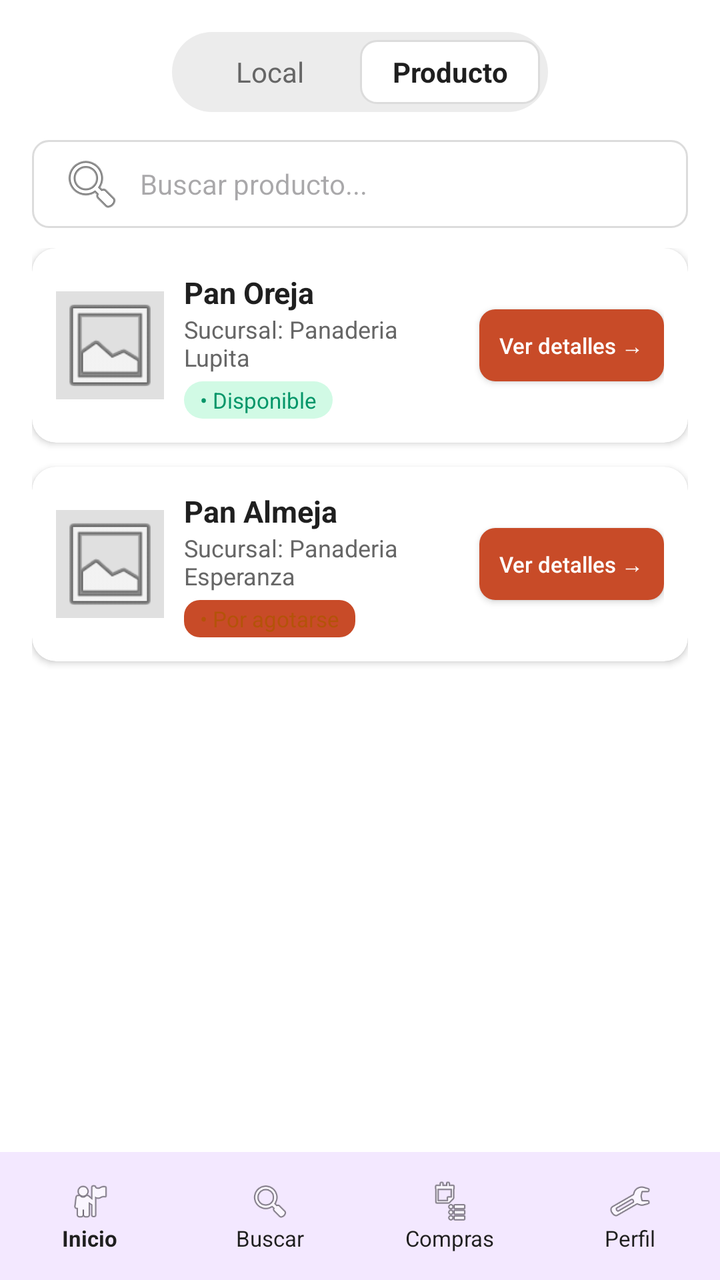
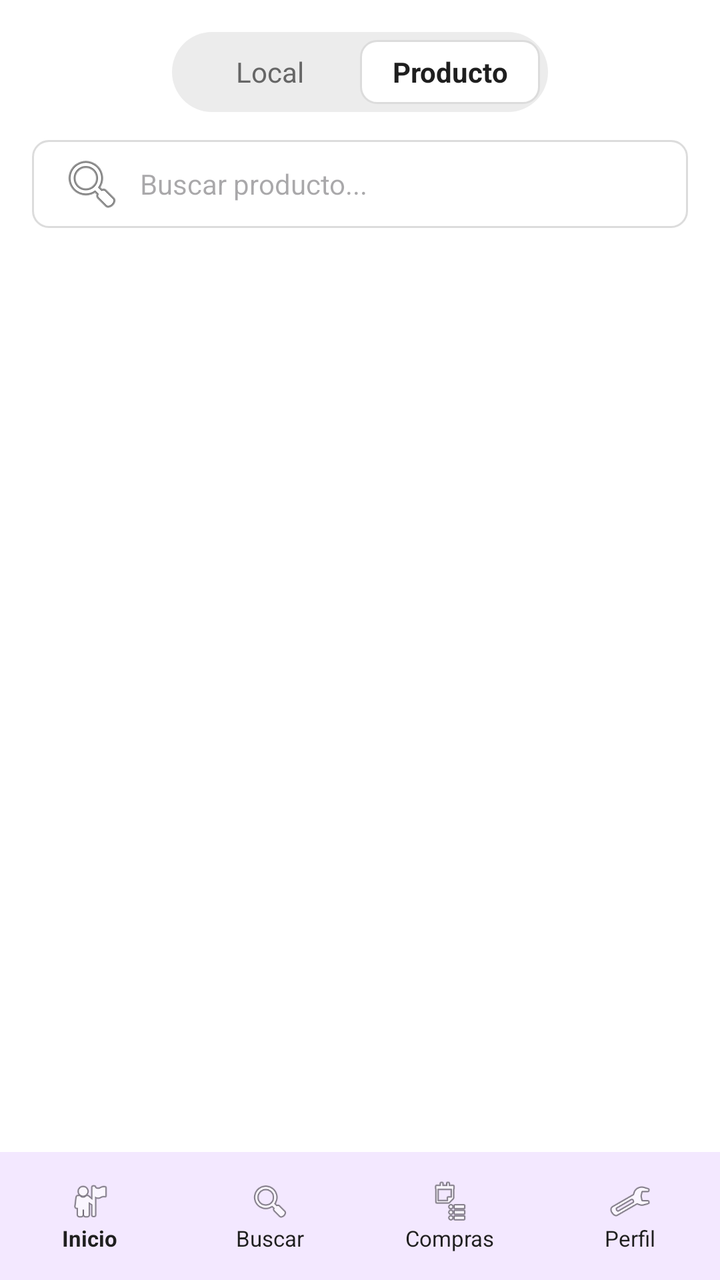

The first picture is an Android layout as it rendered before a commit; the second is the same layout after the commit. The layout source and the unified diff follow.
<!-- AndroidManifest.xml: application theme Theme.Material3.DayNight.NoActionBar -->
<!-- res/layout/activity_main4.xml -->
<?xml version="1.0" encoding="utf-8"?>
<androidx.constraintlayout.widget.ConstraintLayout xmlns:android="http://schemas.android.com/apk/res/android"
    xmlns:app="http://schemas.android.com/apk/res-auto"
    android:layout_width="match_parent"
    android:layout_height="match_parent"
    android:background="@color/blanco">

    <LinearLayout
        android:id="@+id/toggleContainer"
        android:layout_width="wrap_content"
        android:layout_height="40dp"
        android:layout_marginTop="16dp"
        android:background="@drawable/bg_buscador"
        android:orientation="horizontal"
        android:padding="4dp"
        app:layout_constraintEnd_toEndOf="parent"
        app:layout_constraintStart_toStartOf="parent"
        app:layout_constraintTop_toTopOf="parent">

        <TextView
            android:id="@+id/tabLocal"
            android:layout_width="90dp"
            android:layout_height="match_parent"
            android:gravity="center"
            android:text="Local"
            android:textColor="@color/texto_secundario" />

        <TextView
            android:id="@+id/tabProducto"
            android:layout_width="90dp"
            android:layout_height="match_parent"
            android:background="@drawable/bg_input"
            android:gravity="center"
            android:text="Producto"
            android:textColor="@color/texto_oscuro"
            android:textStyle="bold" />
    </LinearLayout>

    <EditText
        android:id="@+id/etBuscarProducto"
        android:layout_width="0dp"
        android:layout_height="44dp"
        android:layout_marginHorizontal="16dp"
        android:layout_marginTop="14dp"
        android:background="@drawable/bg_input"
        android:drawableStart="@android:drawable/ic_menu_search"
        android:drawablePadding="8dp"
        android:hint="Buscar producto..."
        android:paddingHorizontal="14dp"
        android:textSize="14sp"
        app:layout_constraintEnd_toEndOf="parent"
        app:layout_constraintStart_toStartOf="parent"
        app:layout_constraintTop_toBottomOf="@id/toggleContainer" />

    <ScrollView
        android:layout_width="match_parent"
        android:layout_height="0dp"
        android:layout_marginTop="10dp"
        android:paddingHorizontal="16dp"
        app:layout_constraintBottom_toTopOf="@id/bottomNav"
        app:layout_constraintTop_toBottomOf="@id/etBuscarProducto">

        <LinearLayout
            android:layout_width="match_parent"
            android:layout_height="wrap_content"
            android:orientation="vertical">

            
            <androidx.cardview.widget.CardView
                android:layout_width="match_parent"
                android:layout_height="wrap_content"
                android:layout_marginBottom="12dp"
                app:cardCornerRadius="12dp"
                app:cardElevation="2dp">

                <LinearLayout
                    android:layout_width="match_parent"
                    android:layout_height="wrap_content"
                    android:gravity="center_vertical"
                    android:orientation="horizontal"
                    android:padding="12dp">

                    <ImageView
                        android:layout_width="54dp"
                        android:layout_height="54dp"
                        android:background="@color/gris_placeholder"
                        android:src="@android:drawable/ic_menu_gallery" />

                    <LinearLayout
                        android:layout_width="0dp"
                        android:layout_height="wrap_content"
                        android:layout_marginHorizontal="10dp"
                        android:layout_weight="1"
                        android:orientation="vertical">

                        <TextView
                            android:layout_width="wrap_content"
                            android:layout_height="wrap_content"
                            android:text="Pan Oreja"
                            android:textColor="@color/texto_oscuro"
                            android:textSize="15sp"
                            android:textStyle="bold" />

                        <TextView
                            android:layout_width="wrap_content"
                            android:layout_height="wrap_content"
                            android:text="Sucursal: Panaderia Lupita"
                            android:textColor="@color/texto_secundario"
                            android:textSize="12sp" />

                        <TextView
                            android:layout_width="wrap_content"
                            android:layout_height="wrap_content"
                            android:layout_marginTop="4dp"
                            android:background="@drawable/bg_badge_verde"
                            android:paddingHorizontal="8dp"
                            android:paddingVertical="2dp"
                            android:text="• Disponible"
                            android:textColor="@color/verde_texto"
                            android:textSize="11sp" />
                    </LinearLayout>

                    <androidx.appcompat.widget.AppCompatButton
                        android:layout_width="wrap_content"
                        android:layout_height="36dp"
                        android:background="@drawable/bg_boton_naranja"
                        android:paddingHorizontal="10dp"
                        android:text="Ver detalles →"
                        android:textAllCaps="false"
                        android:textColor="@color/blanco"
                        android:textSize="11sp" />
                </LinearLayout>
            </androidx.cardview.widget.CardView>

            
            <androidx.cardview.widget.CardView
                android:layout_width="match_parent"
                android:layout_height="wrap_content"
                android:layout_marginBottom="12dp"
                app:cardCornerRadius="12dp"
                app:cardElevation="2dp">

                <LinearLayout
                    android:layout_width="match_parent"
                    android:layout_height="wrap_content"
                    android:gravity="center_vertical"
                    android:orientation="horizontal"
                    android:padding="12dp">

                    <ImageView
                        android:layout_width="54dp"
                        android:layout_height="54dp"
                        android:background="@color/gris_placeholder"
                        android:src="@android:drawable/ic_menu_gallery" />

                    <LinearLayout
                        android:layout_width="0dp"
                        android:layout_height="wrap_content"
                        android:layout_marginHorizontal="10dp"
                        android:layout_weight="1"
                        android:orientation="vertical">

                        <TextView
                            android:layout_width="wrap_content"
                            android:layout_height="wrap_content"
                            android:text="Pan Almeja"
                            android:textColor="@color/texto_oscuro"
                            android:textSize="15sp"
                            android:textStyle="bold" />

                        <TextView
                            android:layout_width="wrap_content"
                            android:layout_height="wrap_content"
                            android:text="Sucursal: Panaderia Esperanza"
                            android:textColor="@color/texto_secundario"
                            android:textSize="12sp" />

                        <TextView
                            android:layout_width="wrap_content"
                            android:layout_height="wrap_content"
                            android:layout_marginTop="4dp"
                            android:background="@drawable/bg_boton_naranja"
                            android:paddingHorizontal="8dp"
                            android:paddingVertical="2dp"
                            android:text="• Por agotarse"
                            android:textColor="@color/amarillo_texto"
                            android:textSize="11sp" />
                    </LinearLayout>

                    <androidx.appcompat.widget.AppCompatButton
                        android:layout_width="wrap_content"
                        android:layout_height="36dp"
                        android:background="@drawable/bg_boton_naranja"
                        android:paddingHorizontal="10dp"
                        android:text="Ver detalles →"
                        android:textAllCaps="false"
                        android:textColor="@color/blanco"
                        android:textSize="11sp" />
                </LinearLayout>
            </androidx.cardview.widget.CardView>

        </LinearLayout>
    </ScrollView>

    <include
        android:id="@+id/bottomNav"
        layout="@layout/layout_bottom_nav"
        android:layout_width="match_parent"
        android:layout_height="64dp"
        app:layout_constraintBottom_toBottomOf="parent" />

</androidx.constraintlayout.widget.ConstraintLayout>
<!-- res/layout/layout_bottom_nav.xml (included above) -->
<?xml version="1.0" encoding="utf-8"?>
<LinearLayout xmlns:android="http://schemas.android.com/apk/res/android"
    android:layout_width="match_parent"
    android:layout_height="64dp"
    android:background="@color/lila_nav"
    android:gravity="center"
    android:orientation="horizontal"
    android:weightSum="4">

    <LinearLayout
        android:id="@+id/navInicio"
        android:layout_width="0dp"
        android:layout_height="match_parent"
        android:layout_weight="1"
        android:gravity="center"
        android:orientation="vertical">
        <ImageView
            android:layout_width="22dp"
            android:layout_height="22dp"
            android:src="@android:drawable/ic_menu_myplaces" />
        <TextView
            android:layout_width="wrap_content"
            android:layout_height="wrap_content"
            android:text="Inicio"
            android:textColor="@color/texto_oscuro"
            android:textSize="11sp"
            android:textStyle="bold" />
    </LinearLayout>

    <LinearLayout
        android:id="@+id/navBuscar"
        android:layout_width="0dp"
        android:layout_height="match_parent"
        android:layout_weight="1"
        android:gravity="center"
        android:orientation="vertical">
        <ImageView
            android:layout_width="22dp"
            android:layout_height="22dp"
            android:src="@android:drawable/ic_menu_search" />
        <TextView
            android:layout_width="wrap_content"
            android:layout_height="wrap_content"
            android:text="Buscar"
            android:textColor="@color/texto_oscuro"
            android:textSize="11sp" />
    </LinearLayout>

    <LinearLayout
        android:id="@+id/navCompras"
        android:layout_width="0dp"
        android:layout_height="match_parent"
        android:layout_weight="1"
        android:gravity="center"
        android:orientation="vertical">
        <ImageView
            android:layout_width="22dp"
            android:layout_height="22dp"
            android:src="@android:drawable/ic_menu_agenda" />
        <TextView
            android:layout_width="wrap_content"
            android:layout_height="wrap_content"
            android:text="Compras"
            android:textColor="@color/texto_oscuro"
            android:textSize="11sp" />
    </LinearLayout>

    <LinearLayout
        android:id="@+id/navPerfil"
        android:layout_width="0dp"
        android:layout_height="match_parent"
        android:layout_weight="1"
        android:gravity="center"
        android:orientation="vertical">
        <ImageView
            android:layout_width="22dp"
            android:layout_height="22dp"
            android:src="@android:drawable/ic_menu_manage" />
        <TextView
            android:layout_width="wrap_content"
            android:layout_height="wrap_content"
            android:text="Perfil"
            android:textColor="@color/texto_oscuro"
            android:textSize="11sp" />
    </LinearLayout>
</LinearLayout>
<!-- resources referenced by this layout -->
<resources>
  <color name="amarillo_texto">#B45309</color>
  <color name="blanco">#FFFFFF</color>
  <color name="gris_placeholder">#E0E0E0</color>
  <color name="lila_nav">#F3E8FF</color>
  <color name="texto_oscuro">#1F1F1F</color>
  <color name="texto_secundario">#666666</color>
  <color name="verde_texto">#059669</color>
  <!-- drawable bg_badge_verde (drawable) -->
  <shape xmlns:android="http://schemas.android.com/apk/res/android">
      <solid android:color="@color/verde_fondo"/>
      <corners android:radius="12dp"/>
  </shape>
  <!-- drawable bg_boton_naranja (drawable) -->
  <shape xmlns:android="http://schemas.android.com/apk/res/android">
      <solid android:color="@color/naranja_primario"/>
      <corners android:radius="8dp"/>
  </shape>
  <!-- drawable bg_buscador (drawable) -->
  <shape xmlns:android="http://schemas.android.com/apk/res/android">
      <solid android:color="@color/gris_fondo"/>
      <corners android:radius="24dp"/>
  </shape>
  <!-- drawable bg_input (drawable) -->
  <shape xmlns:android="http://schemas.android.com/apk/res/android">
      <solid android:color="@color/blanco"/>
      <stroke android:width="1dp" android:color="@color/gris_borde"/>
      <corners android:radius="8dp"/>
  </shape>
  <color name="verde_fondo">#D1FAE5</color>
  <color name="naranja_primario">#C84B28</color>
  <color name="gris_fondo">#ECECEC</color>
  <color name="gris_borde">#DCDCDC</color>
</resources>

<!-- the commit's change to res/layout/activity_main4.xml (unified diff, before → after) -->
@@ -52,155 +52,30 @@
         app:layout_constraintStart_toStartOf="parent"
         app:layout_constraintTop_toBottomOf="@id/toggleContainer" />
 
-    <ScrollView
+    <androidx.recyclerview.widget.RecyclerView
+        android:id="@+id/rvProductos"
         android:layout_width="match_parent"
         android:layout_height="0dp"
         android:layout_marginTop="10dp"
+        android:clipToPadding="false"
         android:paddingHorizontal="16dp"
+        android:paddingBottom="12dp"
         app:layout_constraintBottom_toTopOf="@id/bottomNav"
-        app:layout_constraintTop_toBottomOf="@id/etBuscarProducto">
+        app:layout_constraintTop_toBottomOf="@id/etBuscarProducto" />
 
-        <LinearLayout
-            android:layout_width="match_parent"
-            android:layout_height="wrap_content"
-            android:orientation="vertical">
-
-            
-            <androidx.cardview.widget.CardView
-                android:layout_width="match_parent"
-                android:layout_height="wrap_content"
-                android:layout_marginBottom="12dp"
-                app:cardCornerRadius="12dp"
-                app:cardElevation="2dp">
-
-                <LinearLayout
-                    android:layout_width="match_parent"
-                    android:layout_height="wrap_content"
-                    android:gravity="center_vertical"
-                    android:orientation="horizontal"
-                    android:padding="12dp">
-
-                    <ImageView
-                        android:layout_width="54dp"
-                        android:layout_height="54dp"
-                        android:background="@color/gris_placeholder"
-                        android:src="@android:drawable/ic_menu_gallery" />
-
-                    <LinearLayout
-                        android:layout_width="0dp"
-                        android:layout_height="wrap_content"
-                        android:layout_marginHorizontal="10dp"
-                        android:layout_weight="1"
-                        android:orientation="vertical">
-
-                        <TextView
-                            android:layout_width="wrap_content"
-                            android:layout_height="wrap_content"
-                            android:text="Pan Oreja"
-                            android:textColor="@color/texto_oscuro"
-                            android:textSize="15sp"
-                            android:textStyle="bold" />
-
-                        <TextView
-                            android:layout_width="wrap_content"
-                            android:layout_height="wrap_content"
-                            android:text="Sucursal: Panaderia Lupita"
-                            android:textColor="@color/texto_secundario"
-                            android:textSize="12sp" />
-
-                        <TextView
-                            android:layout_width="wrap_content"
-                            android:layout_height="wrap_content"
-                            android:layout_marginTop="4dp"
-                            android:background="@drawable/bg_badge_verde"
-                            android:paddingHorizontal="8dp"
-                            android:paddingVertical="2dp"
-                            android:text="• Disponible"
-                            android:textColor="@color/verde_texto"
-                            android:textSize="11sp" />
-                    </LinearLayout>
-
-                    <androidx.appcompat.widget.AppCompatButton
-                        android:layout_width="wrap_content"
-                        android:layout_height="36dp"
-                        android:background="@drawable/bg_boton_naranja"
-                        android:paddingHorizontal="10dp"
-                        android:text="Ver detalles →"
-                        android:textAllCaps="false"
-                        android:textColor="@color/blanco"
-                        android:textSize="11sp" />
-                </LinearLayout>
-            </androidx.cardview.widget.CardView>
-
-            
-            <androidx.cardview.widget.CardView
-                android:layout_width="match_parent"
-                android:layout_height="wrap_content"
-                android:layout_marginBottom="12dp"
-                app:cardCornerRadius="12dp"
-                app:cardElevation="2dp">
-
-                <LinearLayout
-                    android:layout_width="match_parent"
-                    android:layout_height="wrap_content"
-                    android:gravity="center_vertical"
-                    android:orientation="horizontal"
-                    android:padding="12dp">
-
-                    <ImageView
-                        android:layout_width="54dp"
-                        android:layout_height="54dp"
-                        android:background="@color/gris_placeholder"
-                        android:src="@android:drawable/ic_menu_gallery" />
-
-                    <LinearLayout
-                        android:layout_width="0dp"
-                        android:layout_height="wrap_content"
-                        android:layout_marginHorizontal="10dp"
-                        android:layout_weight="1"
-                        android:orientation="vertical">
-
-                        <TextView
-                            android:layout_width="wrap_content"
-                            android:layout_height="wrap_content"
-                            android:text="Pan Almeja"
-                            android:textColor="@color/texto_oscuro"
-                            android:textSize="15sp"
-                            android:textStyle="bold" />
-
-                        <TextView
-                            android:layout_width="wrap_content"
-                            android:layout_height="wrap_content"
-                            android:text="Sucursal: Panaderia Esperanza"
-                            android:textColor="@color/texto_secundario"
-                            android:textSize="12sp" />
-
-                        <TextView
-                            android:layout_width="wrap_content"
-                            android:layout_height="wrap_content"
-                            android:layout_marginTop="4dp"
-                            android:background="@drawable/bg_boton_naranja"
-                            android:paddingHorizontal="8dp"
-                            android:paddingVertical="2dp"
-                            android:text="• Por agotarse"
-                            android:textColor="@color/amarillo_texto"
-                            android:textSize="11sp" />
-                    </LinearLayout>
-
-                    <androidx.appcompat.widget.AppCompatButton
-                        android:layout_width="wrap_content"
-                        android:layout_height="36dp"
-                        android:background="@drawable/bg_boton_naranja"
-                        android:paddingHorizontal="10dp"
-                        android:text="Ver detalles →"
-                        android:textAllCaps="false"
-                        android:textColor="@color/blanco"
-                        android:textSize="11sp" />
-                </LinearLayout>
-            </androidx.cardview.widget.CardView>
-
-        </LinearLayout>
-    </ScrollView>
+    <TextView
+        android:id="@+id/tvSinProductos"
+        android:layout_width="0dp"
+        android:layout_height="0dp"
+        android:gravity="center"
+        android:paddingHorizontal="32dp"
+        android:textColor="@color/texto_secundario"
+        android:textSize="16sp"
+        android:visibility="gone"
+        app:layout_constraintBottom_toTopOf="@id/bottomNav"
+        app:layout_constraintEnd_toEndOf="parent"
+        app:layout_constraintStart_toStartOf="parent"
+        app:layout_constraintTop_toBottomOf="@id/etBuscarProducto" />
 
     <include
         android:id="@+id/bottomNav"
<!-- resource entries referenced after the edit -->
@@ -1,22 +1,9 @@
 <!-- resources referenced by this layout -->
 <resources>
-  <color name="amarillo_texto">#B45309</color>
   <color name="blanco">#FFFFFF</color>
-  <color name="gris_placeholder">#E0E0E0</color>
   <color name="lila_nav">#F3E8FF</color>
   <color name="texto_oscuro">#1F1F1F</color>
   <color name="texto_secundario">#666666</color>
-  <color name="verde_texto">#059669</color>
-  <!-- drawable bg_badge_verde (drawable) -->
-  <shape xmlns:android="http://schemas.android.com/apk/res/android">
-      <solid android:color="@color/verde_fondo"/>
-      <corners android:radius="12dp"/>
-  </shape>
-  <!-- drawable bg_boton_naranja (drawable) -->
-  <shape xmlns:android="http://schemas.android.com/apk/res/android">
-      <solid android:color="@color/naranja_primario"/>
-      <corners android:radius="8dp"/>
-  </shape>
   <!-- drawable bg_buscador (drawable) -->
   <shape xmlns:android="http://schemas.android.com/apk/res/android">
       <solid android:color="@color/gris_fondo"/>
@@ -28,8 +15,6 @@
       <stroke android:width="1dp" android:color="@color/gris_borde"/>
       <corners android:radius="8dp"/>
   </shape>
-  <color name="verde_fondo">#D1FAE5</color>
-  <color name="naranja_primario">#C84B28</color>
   <color name="gris_fondo">#ECECEC</color>
   <color name="gris_borde">#DCDCDC</color>
 </resources>
